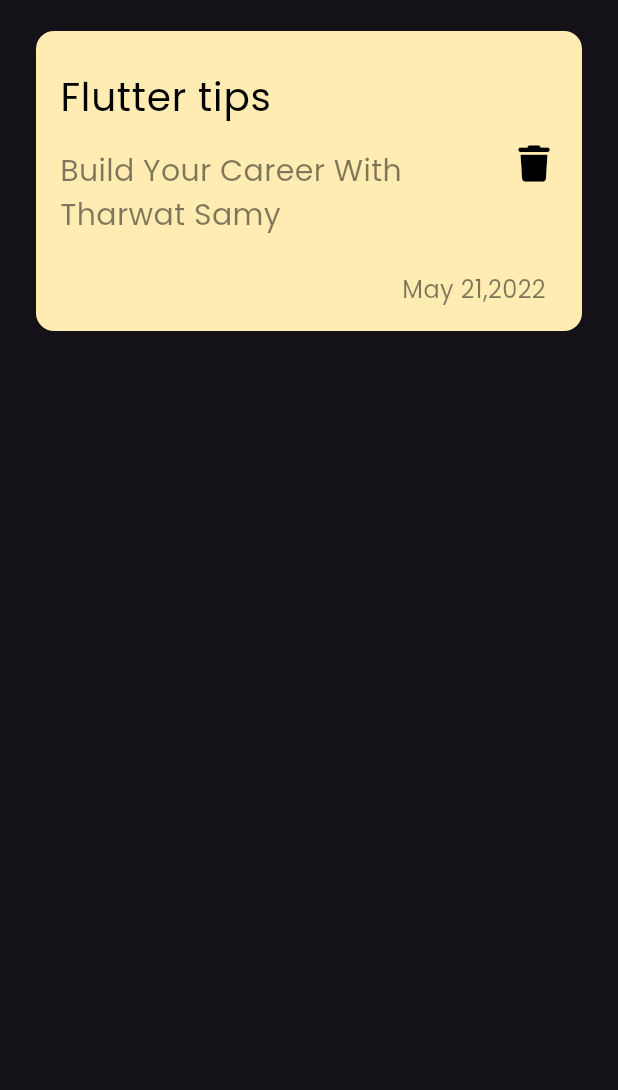
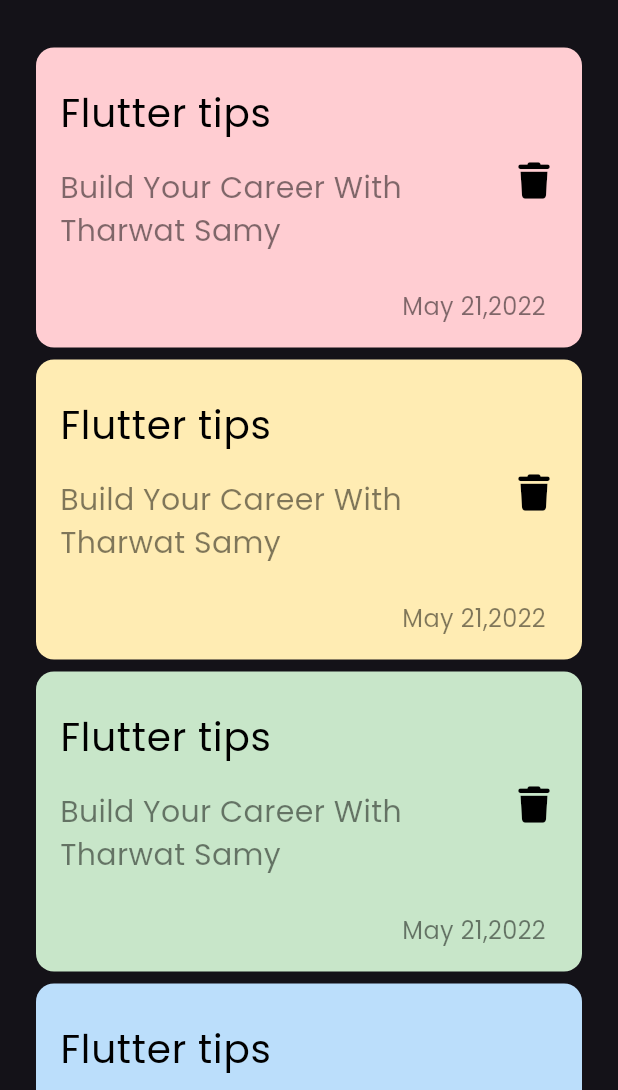
Before and after one commit to FlutterProjectsForOlaMohammed/Notes-App, a Flutter app: the screen it shows after launch, on a phone screen of 412 x 824 dp, the part 146-1236 px from its top. Run offline on Flutter 3.47's test engine with Material 3 defaults, Android fonts, the phone set to English and light mode, and no system bars; our stand-ins replace font_awesome_flutter.

Commit message:
Create Notes List View , Create Color List For Notes (Constants File )

```diff
--- /dev/null
+++ b/lib/Constants.dart
@@ -0,0 +1,16 @@
+import 'package:flutter/material.dart';
+
+List<Color> notesColor = [
+  const Color.fromRGBO(255, 205, 210, 1),
+  const Color.fromRGBO(255, 236, 179, 1),
+  const Color.fromRGBO(200, 230, 201, 1),
+  const Color.fromRGBO(187, 222, 251, 1),
+  const Color.fromRGBO(248, 187, 208, 1),
+  const Color.fromRGBO(245, 245, 245, 1),
+  const Color.fromRGBO(225, 190, 231, 1),
+  const Color.fromRGBO(255, 249, 196, 1),
+  const Color.fromRGBO(215, 204, 200, 1),
+  const Color.fromRGBO(176, 190, 197, 1),
+  const Color.fromRGBO(178, 235, 242, 1),
+  const Color.fromRGBO(100, 255, 218, 1),
+];
--- a/lib/Widgets/custom_note_item.dart
+++ b/lib/Widgets/custom_note_item.dart
@@ -2,18 +2,21 @@ import 'package:flutter/material.dart';
 import 'package:font_awesome_flutter/font_awesome_flutter.dart';
 
 class CustomNoteItem extends StatelessWidget {
-  const CustomNoteItem({super.key});
-
+  const CustomNoteItem({super.key, required this.color});
+  final Color color;
   @override
   Widget build(BuildContext context) {
-    return Container(
+    return Padding(
+      padding: const EdgeInsets.only(bottom: 8),
+      child: Container(
         width: double.infinity,
         decoration: BoxDecoration(
           borderRadius: BorderRadius.circular(12),
-        color: Colors.amber[100],
+          color: color,
         ),
         child: Padding(
-        padding: const EdgeInsets.only(top: 16, bottom: 16, left: 16, right: 8),
+          padding:
+              const EdgeInsets.only(top: 16, bottom: 16, left: 16, right: 8),
           child: Column(crossAxisAlignment: CrossAxisAlignment.end, children: [
             ListTile(
               contentPadding: EdgeInsets.zero,
@@ -56,6 +59,7 @@ class CustomNoteItem extends StatelessWidget {
               ),
             )
           ]),
+        ),
       ),
     );
   }
@@ -121,3 +125,60 @@ Padding(
     )
 
  */
+/*
+--------------------------------------------------------
+Container(
+      width: double.infinity,
+      decoration: BoxDecoration(
+        borderRadius: BorderRadius.circular(12),
+        color: Colors.amber[100],
+      ),
+      child: Padding(
+        padding: const EdgeInsets.only(top: 16, bottom: 16, left: 16, right: 8),
+        child: Column(crossAxisAlignment: CrossAxisAlignment.end, children: [
+          ListTile(
+            contentPadding: EdgeInsets.zero,
+            title: const Text(
+              "Flutter tips",
+              style: TextStyle(
+                color: Colors.black,
+                fontSize: 26,
+                fontWeight: FontWeight.normal,
+              ),
+            ),
+            subtitle: Padding(
+              padding: const EdgeInsets.symmetric(vertical: 16),
+              child: Text(
+                "Build Your Career With Tharwat Samy",
+                style: TextStyle(
+                  color: Colors.black.withOpacity(0.5),
+                  fontSize: 20,
+                ),
+              ),
+            ),
+            trailing: IconButton(
+              onPressed: () {},
+              icon: const Icon(
+                FontAwesomeIcons.trash,
+                color: Colors.black,
+                size: 24,
+              ),
+            ),
+          ),
+          Padding(
+            padding: const EdgeInsets.only(right: 16),
+            child: Text(
+              "May 21,2022",
+              textAlign: TextAlign.right,
+              style: TextStyle(
+                color: Colors.black.withOpacity(0.5),
+                fontSize: 16,
+              ),
+            ),
+          )
+        ]),
+      ),
+    )
+
+
+ */
--- /dev/null
+++ b/lib/Widgets/notes_list_view.dart
@@ -0,0 +1,20 @@
+import 'package:flutter/material.dart';
+import 'package:notesapp/Constants.dart';
+import 'package:notesapp/Widgets/custom_note_item.dart';
+
+class NotesListView extends StatelessWidget {
+  const NotesListView({super.key});
+
+  @override
+  Widget build(BuildContext context) {
+    return Expanded(
+      child: ListView.builder(
+          physics: const BouncingScrollPhysics(),
+          padding: const EdgeInsets.symmetric(vertical: 16),
+          itemCount: 29,
+          itemBuilder: (context, index) {
+            return CustomNoteItem(color: notesColor[index % 12]);
+          }),
+    );
+  }
+}
--- a/lib/Widgets/notes_view_body.dart
+++ b/lib/Widgets/notes_view_body.dart
@@ -1,14 +1,13 @@
 import 'package:flutter/material.dart';
 import 'package:notesapp/Widgets/custom_app_bar.dart';
-import 'package:notesapp/Widgets/custom_note_item.dart';
+import 'package:notesapp/Widgets/notes_list_view.dart';
 
 class NotesViewBody extends StatelessWidget {
   const NotesViewBody({super.key});
 
   @override
   Widget build(BuildContext context) {
-    return const SingleChildScrollView(
-      child: Padding(
+    return const Padding(
       padding: EdgeInsets.symmetric(horizontal: 24),
       child: Column(children: [
         SizedBox(
@@ -16,11 +15,10 @@ class NotesViewBody extends StatelessWidget {
         ),
         CustomAppBar(),
         SizedBox(
-            height: 20,
+          height: 15,
         ),
-          CustomNoteItem(),
+        NotesListView()
       ]),
-      ),
     );
   }
 }
```
Lines whose indentation alone changed are shown as unchanged.
